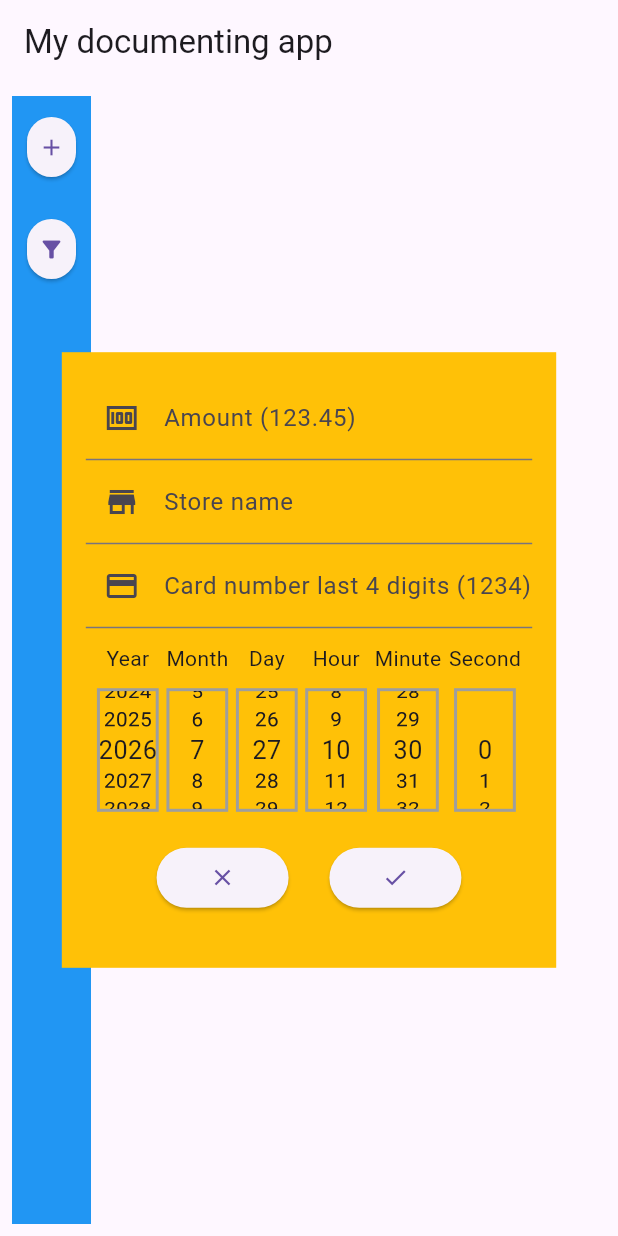
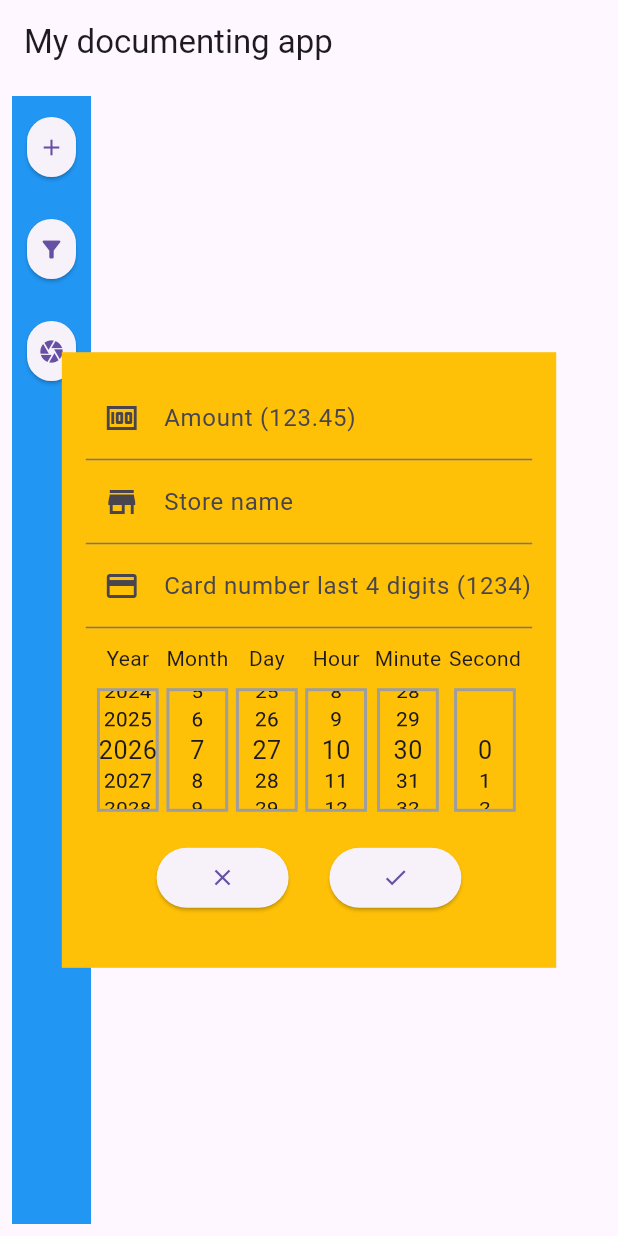
Before and after one commit to agf13/spending_docs, a Flutter app: the screen it shows after launch, after a tap on the "add" icon, on a phone screen of 412 x 824 dp. Run offline on Flutter 3.47's test engine with Material 3 defaults, Android fonts, the phone set to English and light mode, and no system bars; our stand-ins replace drift, drift_flutter, equatable, flutter_bloc, google_generative_ai; missing offline and left inert: file_selector; accounts and stored records are empty; generated files the repository leaves out were written again.

Commit message:
Automatic insert of receipt and its items from scan

```diff
--- a/lib/models/popup_menu_enum.dart
+++ b/lib/models/popup_menu_enum.dart
@@ -1 +1 @@
-enum PopupMenuEnum { empty, addReceipt, filterReceipt }
+enum PopupMenuEnum { empty, addReceipt, filterReceipt, receiptScan }
--- a/lib/screens/homepage_screen.dart
+++ b/lib/screens/homepage_screen.dart
@@ -9,6 +9,7 @@ import 'package:spending_docs/widgets/receipt_filter_form.dart';
 import 'package:spending_docs/widgets/receipt_form.dart';
 import 'package:spending_docs/widgets/receipt_items_popup.dart';
 import 'package:spending_docs/widgets/receipt_row_widget.dart';
+import 'package:spending_docs/widgets/receipt_scan_widget.dart';
 import 'package:spending_docs/widgets/sidebar_widget.dart';
 
 class HomepageScreen extends StatefulWidget {
@@ -120,6 +121,7 @@ class _HomepageScreenState extends State<HomepageScreen> {
             closePopupWidgetDisplayed(context);
           },
         ), // Set filter form
+        PopupMenuEnum.receiptScan => ReceiptScanWidget(),
       };
     } else if (popupWidgetState is PopupWidgetReceiptItemActive) {
       // handle popup with receipt id
--- a/lib/widgets/receipt_items_popup.dart
+++ b/lib/widgets/receipt_items_popup.dart
@@ -53,6 +53,7 @@ class _ReceiptItemsPopupState extends State<ReceiptItemsPopup> {
               final List<ReceiptItem> filteredItems = items
                   .where((item) => item.receiptId == widget.receiptId)
                   .toList();
+              print('Filtered items: ${filteredItems}');
               return _listWidget(filteredItems);
             }
 
--- a/lib/widgets/sidebar_widget.dart
+++ b/lib/widgets/sidebar_widget.dart
@@ -20,22 +20,42 @@ class _SidebarWidgetState extends State<SidebarWidget> {
       child: Column(
         children: [
           // Add receipt button
-          _menuButton(
-            onPressed: () {
-              onAddPressed(context);
-            },
-            icon: Icon(Icons.add),
-          ),
+          _addReceiptButton(context),
 
           // Filter button
-          _menuButton(
-            onPressed: () {
-              onFilterPressed(context);
-            },
-            icon: Icon(Icons.filter_alt),
-          ),
+          _filterButton(context),
+
+          // Scan button
+          _scanButton(context),
         ],
       ),
+    );
+  }
+
+  Widget _addReceiptButton(BuildContext context) {
+    return _menuButton(
+      onPressed: () {
+        _onAddPressed(context);
+      },
+      icon: Icon(Icons.add),
+    );
+  }
+
+  Widget _filterButton(BuildContext context) {
+    return _menuButton(
+      onPressed: () {
+        _onFilterPressed(context);
+      },
+      icon: Icon(Icons.filter_alt),
+    );
+  }
+
+  Widget _scanButton(BuildContext context) {
+    return _menuButton(
+      onPressed: () {
+        _onScanPressed(context);
+      },
+      icon: Icon(Icons.camera),
     );
   }
 
@@ -51,15 +71,21 @@ class _SidebarWidgetState extends State<SidebarWidget> {
     );
   }
 
-  void onAddPressed(BuildContext context) {
+  void _onAddPressed(BuildContext context) {
     context.read<PopupWidgetCubit>().setPopupWidgetIndex(
       PopupMenuEnum.addReceipt,
     );
   }
 
-  void onFilterPressed(BuildContext context) {
+  void _onFilterPressed(BuildContext context) {
     context.read<PopupWidgetCubit>().setPopupWidgetIndex(
       PopupMenuEnum.filterReceipt,
     );
   }
+
+  void _onScanPressed(BuildContext context) {
+    context.read<PopupWidgetCubit>().setPopupWidgetIndex(
+      PopupMenuEnum.receiptScan,
+    );
+  }
 }
--- a/pubspec.yaml
+++ b/pubspec.yaml
@@ -19,6 +19,7 @@ dependencies:
   equatable: 2.0.8
   google_generative_ai: 0.4.7
   file_selector: 1.1.0
+  mime: 2.0.0
 
 dev_dependencies:
   flutter_test:
```
Also changed, not shown: lib/core/receipt_analysis/receipt_analysis_service.dart (+59 -1 lines), lib/widgets/receipt_scan_widget.dart (added, +141 -0 lines), lib/core/receipt_analysis/receipt_model_.dart (renamed from lib/core/receipt_analysis/receipt_model.dart), pubspec.lock, 1 other file.
